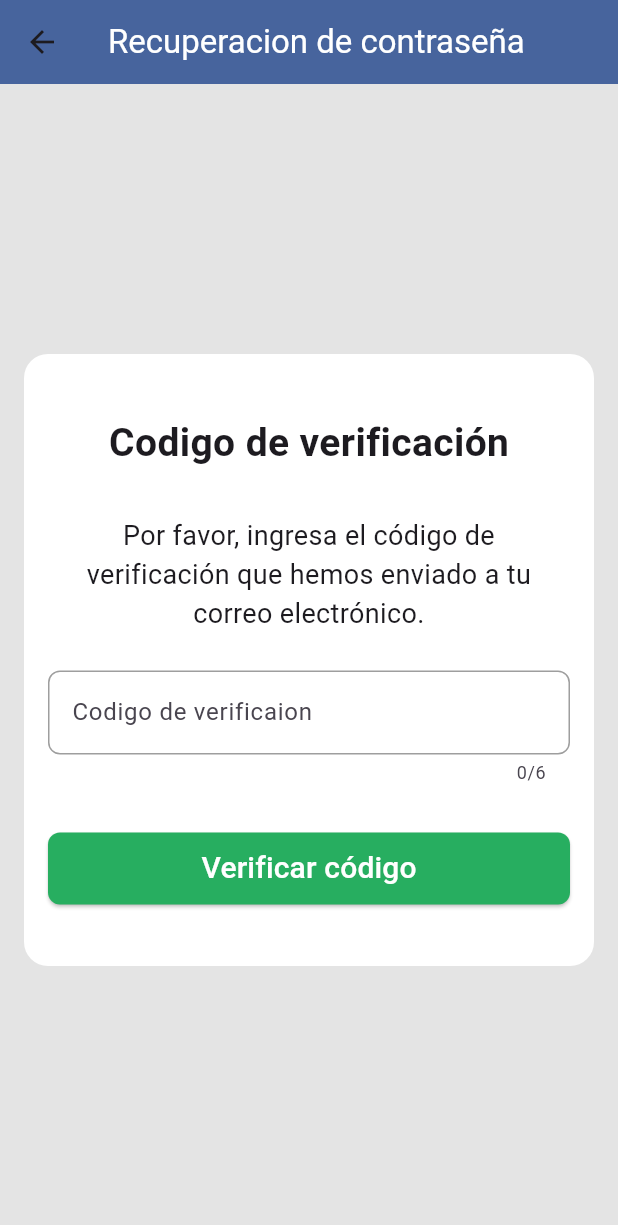
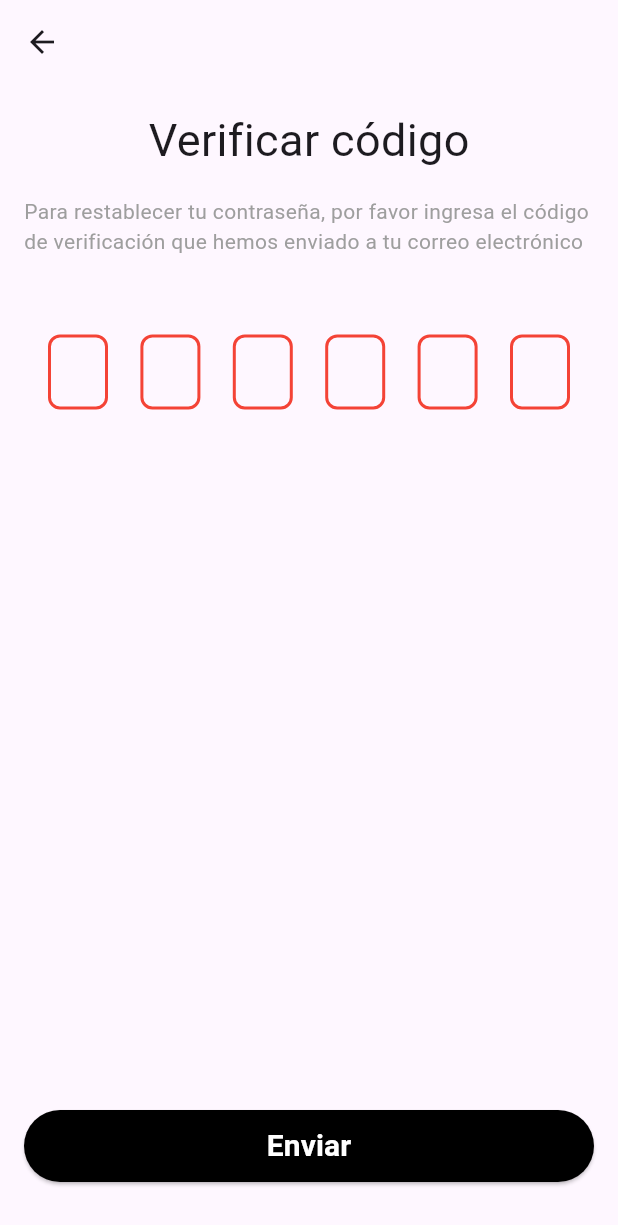
Before and after one commit to FREECS33/sigede_front_end, a Flutter app: the CodeConfirmation screen opened by its route, on a phone screen of 412 x 824 dp. Shown: the top 1225 px of the screen. Run offline on Flutter 3.47's test engine with Material 3 defaults, Android fonts, the phone set to English and light mode, and no system bars; drawn by our look-alikes of pin_code_fields; our stand-ins replace dio, get_it, google_fonts, image_picker, loading_animation_widget.

Commit message:
[ADD] codeConfirmation - view: add new desgin to codeConfirmation code with a pin code

```diff
--- a/lib/screens/auth/presentation/pages/CodeConfirmation.dart
+++ b/lib/screens/auth/presentation/pages/CodeConfirmation.dart
@@ -1,5 +1,8 @@
 import 'package:flutter/material.dart';
 import 'package:flutter/services.dart';
+import 'package:google_fonts/google_fonts.dart';
+import 'package:pin_code_fields/pin_code_fields.dart';
+import 'package:sigede_flutter/shared/widgets.dart/loading_widget.dart';
 
 class CodeConfirmation extends StatefulWidget {
   const CodeConfirmation({super.key});
@@ -8,6 +11,12 @@ class CodeConfirmation extends StatefulWidget {
   State<CodeConfirmation> createState() => _CodeConfirmationState();
 }
 
+class _CodeConfirmationState extends State<CodeConfirmation> {
+  final TextEditingController _codeController = TextEditingController();
+  final GlobalKey<FormState> _formKey = GlobalKey<FormState>();
+  bool _isloading = false;
+
+  String? _code;
   String? validateCode(String? value) {
     if (value == null || value.isEmpty) {
       return 'Por favor, ingrese su código';
@@ -22,118 +31,136 @@ String? validateCode(String? value) {
     return null;
   }
 
-class _CodeConfirmationState extends State<CodeConfirmation> {
-  final TextEditingController _codeController = TextEditingController();
-  final GlobalKey<FormState> _formKey = GlobalKey<FormState>();
+  Future<void> _codeConfirmation() async {
+    if (_formKey.currentState!.validate()) {
+      setState(() {
+        _isloading = true;
+      });
+
+      await Future.delayed(const Duration(seconds: 2));
+
+      setState(() {
+        _isloading = false;
+      });
+    }
+  }
+
+  Future<void> _checkClipboardForCode() async {
+    ClipboardData? clipboardData = await Clipboard.getData('text/plain');
+    if (clipboardData != null && clipboardData.text != null) {
+      String pastedCode = clipboardData.text!;
+      if (pastedCode.length == 6 && _isNumeric(pastedCode)) {
+        setState(() {
+          _codeController.text = pastedCode;
+        });
+        ScaffoldMessenger.of(context).showSnackBar(
+          const SnackBar(content: Text("Código pegado automáticamente")),
+        );
+      } else {
+        ScaffoldMessenger.of(context).showSnackBar(
+          const SnackBar(content: Text("No hay un código válido en el portapapeles")),
+        );
+      }
+    }
+  }
+
+
+  bool _isNumeric(String str) {
+    return RegExp(r'^[0-9]+$').hasMatch(str);
+  }
 
   @override
   Widget build(BuildContext context) {
     return Scaffold(
-      appBar: AppBar(
-        title: const Text(
-          'Recuperacion de contraseña',
-          style: TextStyle(color: Colors.white),
-        ),
-        backgroundColor: const Color(0xFF47649D),
-        centerTitle: true,
-      ),
-      body: Container(
-        color: const Color(0xFFE4E4E4),
-        child: Center(
+        appBar: AppBar(),
+        body: Center(
           child: Padding(
             padding: const EdgeInsets.all(16.0),
-            child: Container(
-              padding: const EdgeInsets.all(16.0),
-              decoration: BoxDecoration(
-                color: Colors.white,
-                borderRadius: BorderRadius.circular(16),
-              ),
-              constraints: const BoxConstraints(
-                maxWidth: 600,
-              ),
-              child: Form(
-                key: _formKey,
             child: Column(
-                  mainAxisSize: MainAxisSize.min,
-                  mainAxisAlignment: MainAxisAlignment.center,
+              mainAxisAlignment: MainAxisAlignment.start,
               children: [
-                    const SizedBox(height: 25),
-                    const Text(
-                      "Codigo de verificación",
-                      style: TextStyle(
-                        fontSize: 26,
-                        fontWeight: FontWeight.bold,
-                      ),
+                Text(
+                  'Verificar código',
+                  style: GoogleFonts.rubikMonoOne(
+                      textStyle: const TextStyle(
+                    fontSize: 30,
+                  )),
                 ),
                 const SizedBox(
-                      height: 30,
+                  height: 16.0,
                 ),
-                    const Text(
-                      "Por favor, ingresa el código de verificación que hemos enviado a tu correo electrónico.",
-                      style: TextStyle(
-                        fontSize: 18,
+                Text(
+                  'Para restablecer tu contraseña, por favor ingresa el código de verificación que hemos enviado a tu correo electrónico',
+                  style: GoogleFonts.roboto(
+                      textStyle: const TextStyle(color: Colors.grey)),
                 ),
-                      textAlign: TextAlign.center,
+                const SizedBox(
+                  height: 36.0,
                 ),
-                    const SizedBox(height: 25),
-                    TextFormField(
+                Form(
+                  key: _formKey,
+                  child: Padding(
+                    padding: const EdgeInsets.all(16.0),
+                    child: Column(
+                      children: [
+                        PinCodeTextField(
+                            appContext: context,
+                            length: 6,
                             controller: _codeController,
-                      decoration: InputDecoration(
-                        hintText: "Ingresa tu Codigo de verificaion",
-                        label: const Text("Codigo de verificaion"),
-                        filled: true, // Activa el fondo
-                        fillColor: Colors.white, // color de fondo
-                        border: OutlineInputBorder(
+                            onChanged: (value) {
+                              setState(() {
+                                _code = value;
+                              });
+                            },
+                            onTap: () async {
+                              await _checkClipboardForCode();
+                            },
+                            validator: validateCode,
+                            textStyle: const TextStyle(color: Colors.black),
+                            pinTheme: PinTheme(
+                              shape: PinCodeFieldShape.box,
                               borderRadius: BorderRadius.circular(8),
-                          borderSide: const BorderSide(color: Colors.grey),
-                        ),
-                        enabledBorder: OutlineInputBorder(
-                          // Estilos cuando no está seleccionado
-                          borderRadius: BorderRadius.circular(8),
-                          borderSide: const BorderSide(color: Colors.grey),
-                        ),
+                              fieldHeight: 50,
+                              fieldWidth: 40,
+                              activeColor: Colors.black,
+                              selectedColor: Colors.red,
+                              inactiveColor: Colors.red,
                             ),
                             keyboardType: TextInputType.number,
-                      inputFormatters: [
-                        FilteringTextInputFormatter.digitsOnly,
+                            enablePinAutofill: true),
                       ],
-                      maxLength: 6,
-                      validator: validateCode,
-                    ),
-                    const SizedBox(
-                      height: 32,
-                    ),
-                    SizedBox(
-                      height: 48,
-                      width: double.infinity,
-                      child: ElevatedButton(
-                        onPressed: () {
-                          if (_formKey.currentState!.validate()) {
-                            print("AQUI VA LA LOGICA DEL VALIDACION DE CODIGO");
-                            Navigator.pushNamed(context, '/resetPassword');
-                          }
-                        },
-                        style: OutlinedButton.styleFrom(
-                          backgroundColor: const Color(0xFF27AE60),
-                          foregroundColor: Colors.white,
-                          shape: RoundedRectangleBorder(
-                            borderRadius: BorderRadius.circular(8),
-                          ),
-                        ),
-                        child: const Text(
-                          "Verificar código",
-                          style: TextStyle(fontSize: 20),
                     ),
                   ),
                 ),
-                    const SizedBox(height: 25),
-                  ],
+                const Expanded(child: Column()),
+                Padding(
+                  padding: const EdgeInsets.only(bottom: 20.0),
+                  child: SizedBox(
+                    width: double.infinity,
+                    height: 48,
+                    child: ElevatedButton(
+                      onPressed: _isloading ? null : _codeConfirmation,
+                      style: OutlinedButton.styleFrom(
+                        backgroundColor: Colors.black,
+                      ),
+                      child: _isloading
+                          ? const LoadingWidget() // Mostrar loading si está cargando
+                          : Text(
+                              'Enviar',
+                              style: GoogleFonts.roboto(
+                                textStyle: const TextStyle(
+                                  color: Colors.white,
+                                  fontSize: 20,
+                                  fontWeight: FontWeight.bold,
                                 ),
                               ),
                             ),
                     ),
                   ),
                 ),
-    );
+              ],
+            ),
+          ),
+        ));
   }
 }
--- a/pubspec.yaml
+++ b/pubspec.yaml
@@ -15,6 +15,7 @@ dependencies:
   get_it: ^8.0.2
   shared_preferences: ^2.3.3
   loading_animation_widget: ^1.3.0
+  pin_code_fields: ^8.0.1
 
 dev_dependencies:
   flutter_test:
```
Also changed, not shown: pubspec.lock. Lines whose indentation alone changed are shown as unchanged.
